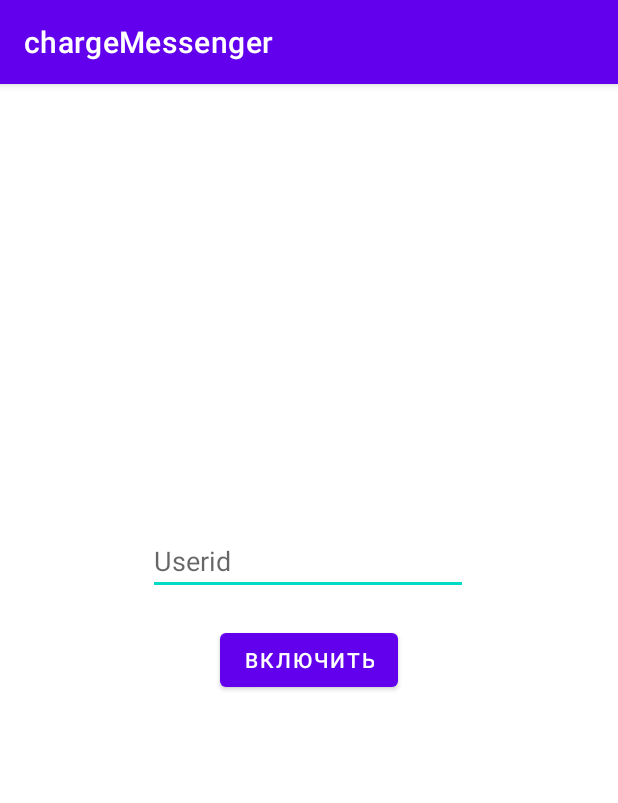
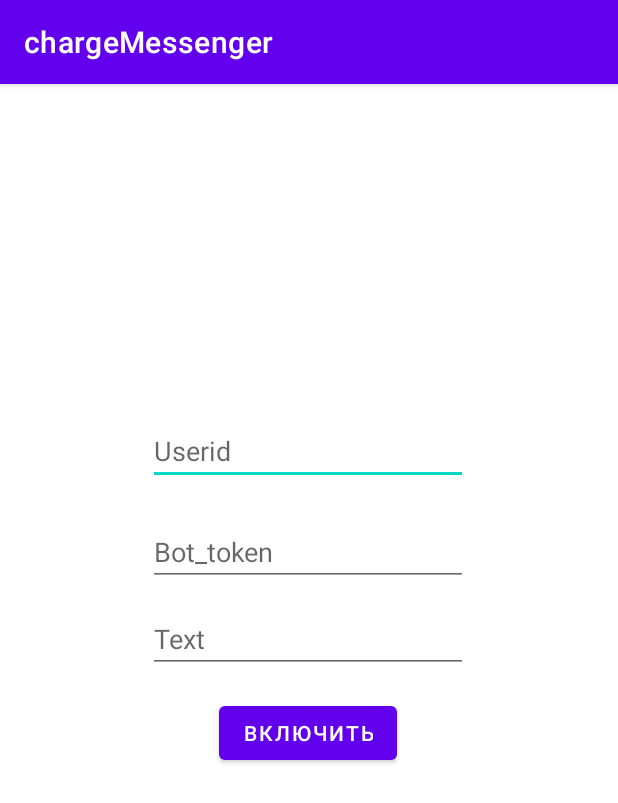
Before and after one commit to zalmek/proj-eye, an Android app: the screen it shows after launch (MainActivity), after a tap on "ВКЛЮЧИТЬ", on a phone screen of 412 x 824 dp. Shown: the top 803 px of the screen. Run offline under Robolectric (Android 15) with nearby library versions, the phone set to English and light mode, and no system bars.

Commit message:
2.0 Stable. New opportunities for user.

```diff
--- a/app/src/main/AndroidManifest.xml
+++ b/app/src/main/AndroidManifest.xml
@@ -35,10 +35,6 @@
             android:name=".MyBroadcastReceiver"
             android:enabled="true"
             android:exported="true">
-            <intent-filter>
-                <action android:name="android.intent.action.ACTION_POWER_CONNECTED" />
-                <action android:name="android.intent.action.ACTION_POWER_DISCONNECTED" />
-            </intent-filter>
         </receiver>
     </application>
 
--- a/app/src/main/java/com/example/chargemessenger/MainActivity.java
+++ b/app/src/main/java/com/example/chargemessenger/MainActivity.java
@@ -5,6 +5,7 @@ import android.os.Bundle;
 import android.os.Environment;
 import android.util.Log;
 import android.view.View;
+import android.widget.EditText;
 import android.widget.Toast;
 
 import androidx.appcompat.app.AppCompatActivity;
@@ -17,8 +18,6 @@ import java.io.FileNotFoundException;
 import java.io.FileWriter;
 import java.io.IOException;
 import java.io.PrintWriter;
-
-
 
 //String rootDataDir = getApplicationContext().getExternalFilesDir(Environment.getDataDirectory().getAbsolutePath()).getAbsolutePath();
 //        File file = new File(rootDataDir, "id.txt");
@@ -53,52 +52,19 @@ public class MainActivity extends AppCompatActivity {
         @Override
         public void run()	//Этот метод будет выполнен в побочном потоке
         {
-            String rootDataDir = getExternalFilesDir(Environment.getDataDirectory().getAbsolutePath()).getAbsolutePath();
-            Log.i(TAG, rootDataDir.toString());
-            File file = new File(rootDataDir, "id.txt");
-            try {
-                PrintWriter writer = new PrintWriter(new FileWriter(file));
-                writer.printf("%s", binding.Userid.getText()); //Записываем текст в файл
-                writer.close(); // Закрываем файл
-//                Log.i(TAG, String.valueOf(file.canRead()));
-//                Log.i(TAG, String.valueOf(file.canWrite()));
-                Log.i(TAG, String.valueOf(file.exists()));
-            } catch (IOException e) {
-                e.printStackTrace();
-                file.exists();
-            }
+            overwriteFile("id.txt",binding.Userid);
+            overwriteFile("bot_token.txt",binding.BotToken);
+            overwriteFile("text.txt",binding.Text);
         }
     }
     class OThread extends Thread
     {
         @Override
         public void run()	//Этот метод будет выполнен в побочном потоке
-        { String rootDataDir = getApplicationContext().getExternalFilesDir(Environment.getDataDirectory().getAbsolutePath()).getAbsolutePath();
-        File file = new File(rootDataDir, "id.txt");
-        int length = (int) file.length();
-
-        byte[] bytes = new byte[length];
-
-        FileInputStream in = null;
-        try {
-        in = new FileInputStream(file);
-        } catch (FileNotFoundException e) {
-        e.printStackTrace();
-        }
-        try {
-        in.read(bytes);
-        } catch (IOException e) {
-        e.printStackTrace();
-        } finally {
-        try {
-        in.close();
-        } catch (IOException e) {
-        e.printStackTrace();
-        }
-        }
-        String contents = new String(bytes);
-        Log.i(TAG,contents);
-        binding.Userid.setText(contents);
+        {
+        binding.Userid.setText(readFromFileobj("id.txt"));
+        binding.BotToken.setText(readFromFileobj("bot_token.txt"));
+        binding.Text.setText(readFromFileobj("text.txt"));
         }
     }
     static IThread secondThread;
@@ -123,4 +89,55 @@ public class MainActivity extends AppCompatActivity {
             }
         });
     }
+    public String readFromFileobj(String filename){
+        try {
+        String rootDataDir = getApplicationContext().getExternalFilesDir(Environment.getDataDirectory().getAbsolutePath()).getAbsolutePath();
+        File file = new File(rootDataDir, filename);
+        int length = (int) file.length();
+
+        byte[] bytes = new byte[length];
+
+        FileInputStream in = null;
+        try {
+            in = new FileInputStream(file);
+        } catch (FileNotFoundException e) {
+            e.printStackTrace();
+        }
+        try {
+            in.read(bytes);
+        } catch (IOException e) {
+            e.printStackTrace();
+        } finally {
+            try {
+                in.close();
+            } catch (IOException e) {
+                e.printStackTrace();
+            }
+        }
+        String contents = new String(bytes);
+        return contents;}
+        catch (Exception e){
+            e.printStackTrace();
+        }
+        return null;
+    }
+    public void overwriteFile(String filename, EditText inObj){
+        try {
+        String rootDataDir = getExternalFilesDir(Environment.getDataDirectory().getAbsolutePath()).getAbsolutePath();
+        Log.i(TAG, rootDataDir.toString());
+        File file = new File(rootDataDir, filename);
+        try {
+            PrintWriter writer = new PrintWriter(new FileWriter(file));
+            writer.printf("%s", inObj.getText()); //Записываем текст в файл
+            writer.close(); // Закрываем файл
+//                Log.i(TAG, String.valueOf(file.canRead()));
+//                Log.i(TAG, String.valueOf(file.canWrite()));
+            Log.i(TAG, String.valueOf(file.exists()));
+        } catch (IOException e) {
+            e.printStackTrace();
+            file.exists();
+        }
+    }catch (Exception e){
+        e.printStackTrace();}
+    }
 }
--- a/app/src/main/res/layout/activity_main.xml
+++ b/app/src/main/res/layout/activity_main.xml
@@ -13,8 +13,10 @@
         android:text="@string/button"
         app:layout_constraintBottom_toBottomOf="parent"
         app:layout_constraintEnd_toEndOf="parent"
+        app:layout_constraintHorizontal_bias="0.498"
         app:layout_constraintStart_toStartOf="parent"
-        app:layout_constraintTop_toTopOf="parent" />
+        app:layout_constraintTop_toTopOf="parent"
+        app:layout_constraintVertical_bias="0.568" />
 
     <EditText
         android:id="@+id/Userid"
@@ -28,5 +30,33 @@
         app:layout_constraintHorizontal_bias="0.497"
         app:layout_constraintStart_toStartOf="parent"
         app:layout_constraintTop_toTopOf="parent"
-        app:layout_constraintVertical_bias="0.409" />
+        app:layout_constraintVertical_bias="0.307" />
+
+    <EditText
+        android:id="@+id/Bot_token"
+        android:layout_width="wrap_content"
+        android:layout_height="wrap_content"
+        android:ems="10"
+        android:hint="@string/bot_token"
+        android:inputType="textPersonName"
+        app:layout_constraintBottom_toBottomOf="parent"
+        app:layout_constraintEnd_toEndOf="parent"
+        app:layout_constraintHorizontal_bias="0.497"
+        app:layout_constraintStart_toStartOf="parent"
+        app:layout_constraintTop_toTopOf="parent"
+        app:layout_constraintVertical_bias="0.4" />
+
+    <EditText
+        android:id="@+id/Text"
+        android:layout_width="wrap_content"
+        android:layout_height="wrap_content"
+        android:ems="10"
+        android:hint="@string/text"
+        android:inputType="textPersonName"
+        app:layout_constraintBottom_toBottomOf="parent"
+        app:layout_constraintEnd_toEndOf="parent"
+        app:layout_constraintHorizontal_bias="0.497"
+        app:layout_constraintStart_toStartOf="parent"
+        app:layout_constraintTop_toTopOf="parent"
+        app:layout_constraintVertical_bias="0.481" />
 </androidx.constraintlayout.widget.ConstraintLayout>
--- a/app/src/main/res/values/strings.xml
+++ b/app/src/main/res/values/strings.xml
@@ -2,4 +2,6 @@
     <string name="app_name">chargeMessenger</string>
     <string name="button">Включить</string>
     <string name="userid">Userid</string>
+    <string name="bot_token">Bot_token</string>
+    <string name="text">Text</string>
 </resources>
```
Also changed, not shown: app/src/main/java/com/example/chargemessenger/MyBroadcastReceiver.java (+34 -30 lines).
